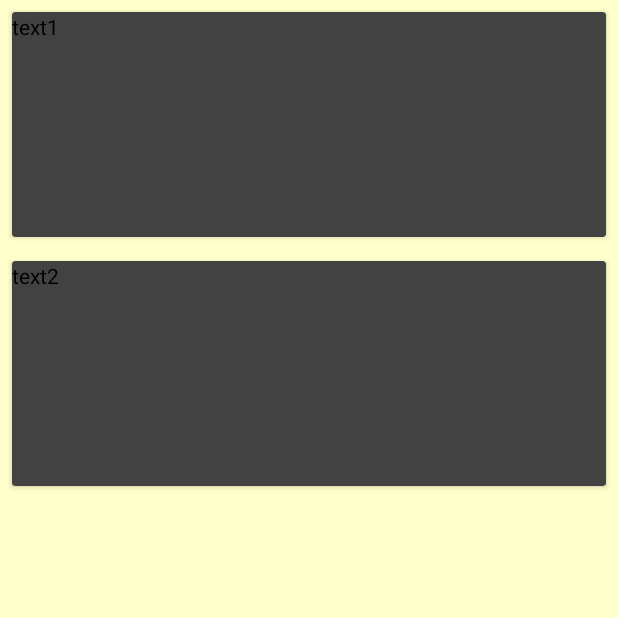
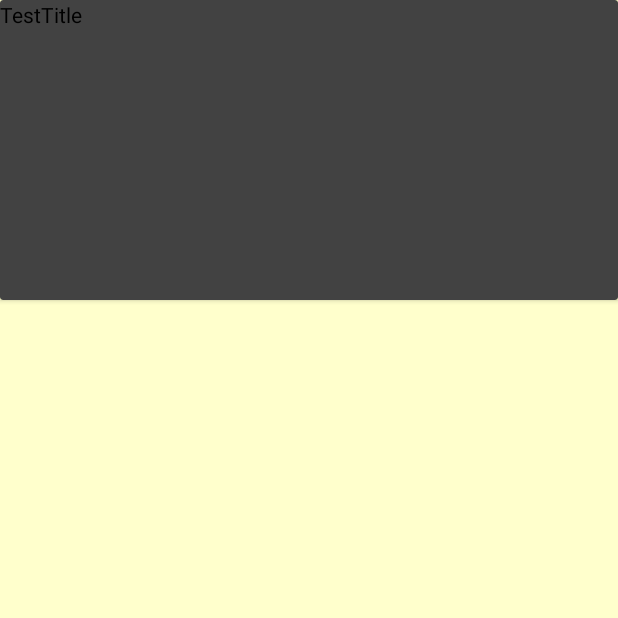
Before and after one commit to swallowchen1359/HappyBirthday2016, an Android app: the fragment AlbumFragment shown on its own in the app's theme, on a phone screen of 412 x 824 dp, the top half of it. Run offline under Robolectric (Android 15) with nearby library versions, the phone set to English and light mode, and no system bars.

Commit message:
1. RecyclerView enable. 2. Adopt CardView and RecyclerView to replace origin AlbumView.

```diff
--- a/app/build.gradle
+++ b/app/build.gradle
@@ -24,5 +24,6 @@ dependencies {
     testCompile 'junit:junit:4.12'
     compile 'com.android.support:appcompat-v7:23.4.0'
     compile 'com.android.support:support-v4:23.4.0'
+    compile 'com.android.support:recyclerview-v7:21.0.+'
     compile 'com.android.support:cardview-v7:21.0.+'
 }
--- /dev/null
+++ b/app/src/main/java/com/studio/swallowcharchar/happybirthday2016/albumpage/view/AlbumAdapter.java
@@ -0,0 +1,55 @@
+package com.studio.swallowcharchar.happybirthday2016.albumpage.view;
+
+import android.support.v7.widget.RecyclerView;
+import android.view.LayoutInflater;
+import android.view.ViewGroup;
+
+import com.studio.swallowcharchar.happybirthday2016.R;
+
+import java.util.HashMap;
+import java.util.LinkedList;
+
+/**
+ * Created by Swallow on 7/1/16.
+ */
+public class AlbumAdapter extends RecyclerView.Adapter<AlbumAdapter.AlbumViewHolder> {
+
+    private LinkedList<HashMap> mLinkedList;
+
+    public static class AlbumViewHolder extends RecyclerView.ViewHolder {
+        public AlbumCardView mAlbumCardView;
+        public AlbumViewHolder(AlbumCardView view) {
+            super(view);
+            mAlbumCardView = view;
+        }
+    }
+
+    public AlbumAdapter(LinkedList<HashMap> ll) {
+        mLinkedList = ll;
+    }
+
+    /**
+     * onCreateViewHolder will create a ViewHolder for next function : onBindViewHolder,
+     * to put the content into the view
+     * */
+    @Override
+    public AlbumViewHolder onCreateViewHolder(ViewGroup parent, int viewType) {
+        /** Create a CardView, belongs to parent*/
+        AlbumCardView v = new AlbumCardView(parent.getContext());
+        v.setLayoutParams(new RecyclerView.LayoutParams(ViewGroup.LayoutParams.MATCH_PARENT, 300));
+        AlbumViewHolder vh = new AlbumViewHolder(v);
+        return vh;
+    }
+
+    @Override
+    public void onBindViewHolder(AlbumViewHolder holder, int position) {
+        holder.mAlbumCardView.setAlbumDescription("TestDescription");
+        holder.mAlbumCardView.setAlbumTitle("TestTitle");
+        holder.mAlbumCardView.setAlbumImage(R.mipmap.swallow_and_panda);
+    }
+
+    @Override
+    public int getItemCount() {
+        return 1;
+    }
+}
--- /dev/null
+++ b/app/src/main/java/com/studio/swallowcharchar/happybirthday2016/albumpage/view/AlbumView.java
@@ -0,0 +1,39 @@
+package com.studio.swallowcharchar.happybirthday2016.albumpage.view;
+
+import android.content.Context;
+import android.support.v7.widget.LinearLayoutManager;
+import android.support.v7.widget.RecyclerView;
+import android.util.AttributeSet;
+import android.view.LayoutInflater;
+import android.view.View;
+import android.view.ViewGroup;
+
+import com.studio.swallowcharchar.happybirthday2016.R;
+
+import java.util.HashMap;
+import java.util.LinkedList;
+
+/**
+ * Created by Swallow on 6/30/16.
+ */
+public class AlbumView extends RecyclerView {
+    private AlbumAdapter mAlbumAdapter;
+    private LinkedList<HashMap> mAlbumLinkedList;
+    private HashMap<Integer, Object> mAlbumHashMap;
+    private LayoutManager mLayoutManager;
+
+    public AlbumView(Context context) {
+        this(context, null);
+    }
+
+    public AlbumView(Context context, AttributeSet attrs) {
+        super(context, attrs);
+        setHasFixedSize(true);
+        mLayoutManager = new LinearLayoutManager(getContext());
+        setLayoutManager(mLayoutManager);
+        mAlbumLinkedList = new LinkedList<>();
+        mAlbumHashMap = new HashMap<>();
+        mAlbumAdapter = new AlbumAdapter(mAlbumLinkedList);
+        setAdapter(mAlbumAdapter);
+    }
+}
--- a/app/src/main/res/layout/fragment_album.xml
+++ b/app/src/main/res/layout/fragment_album.xml
@@ -7,28 +7,9 @@
     android:clipToPadding="false"
     android:clipChildren="false">
 
-    <com.studio.swallowcharchar.happybirthday2016.albumpage.view.AlbumCardView
+    <com.studio.swallowcharchar.happybirthday2016.albumpage.view.AlbumView
         android:layout_width="match_parent"
-        android:layout_height="wrap_content"
-        android:layout_margin="8dp">
+        android:layout_height="wrap_content" />
 
-        <TextView
-            android:layout_width="match_parent"
-            android:layout_height="150dp"
-            android:text="text1"/>
-
-    </com.studio.swallowcharchar.happybirthday2016.albumpage.view.AlbumCardView>
-
-    <com.studio.swallowcharchar.happybirthday2016.albumpage.view.AlbumCardView
-        android:layout_width="match_parent"
-        android:layout_height="wrap_content"
-        android:layout_margin="8dp">
-
-        <TextView
-            android:layout_width="match_parent"
-            android:layout_height="150dp"
-            android:text="text2"/>
-
-    </com.studio.swallowcharchar.happybirthday2016.albumpage.view.AlbumCardView>
 
 </LinearLayout>
```
Also changed, not shown: app/src/main/java/com/studio/swallowcharchar/happybirthday2016/albumpage/view/AlbumCardView.java (+11 -88 lines).
